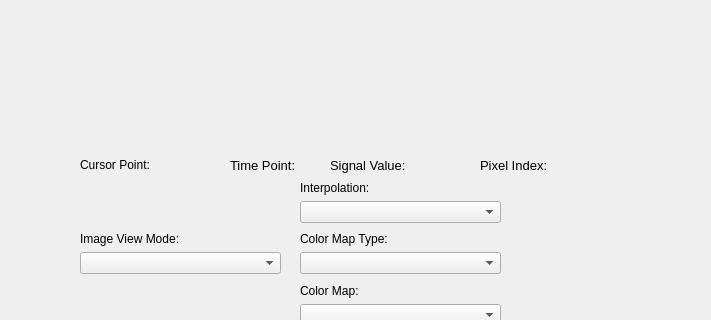
Before: the Qt Designer form ui/main.ui in 4c1dhydr4/thz, drawn with Qt 5; both pictures show x 440 to 1151 and y 253 to 573 of the 1291 by 680 pixel window.
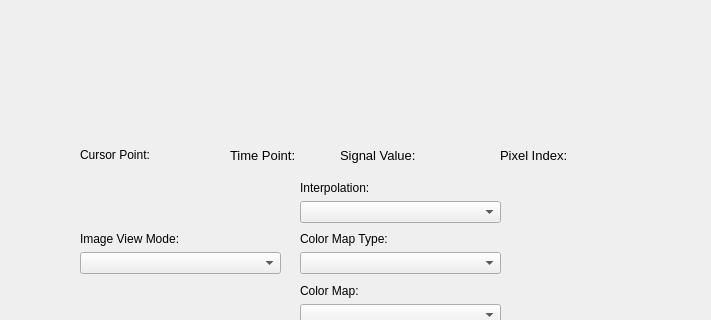
After: the same form once the commit is applied. Custom widgets are drawn as their Qt base class.

```diff
--- a/ui/main.ui
+++ b/ui/main.ui
@@ -152,8 +152,8 @@
    <widget class="QWidget" name="horizontalLayoutWidget">
     <property name="geometry">
      <rect>
-      <x>920</x>
-      <y>410</y>
+      <x>940</x>
+      <y>400</y>
       <width>131</width>
       <height>16</height>
      </rect>
@@ -238,7 +238,7 @@
     <property name="geometry">
      <rect>
       <x>670</x>
-      <y>410</y>
+      <y>400</y>
       <width>101</width>
       <height>16</height>
      </rect>
@@ -275,7 +275,7 @@
     <property name="geometry">
      <rect>
       <x>520</x>
-      <y>410</y>
+      <y>400</y>
       <width>151</width>
       <height>16</height>
      </rect>
@@ -306,8 +306,8 @@
    <widget class="QWidget" name="horizontalLayoutWidget_4">
     <property name="geometry">
      <rect>
-      <x>770</x>
-      <y>410</y>
+      <x>780</x>
+      <y>400</y>
       <width>151</width>
       <height>16</height>
      </rect>
```
